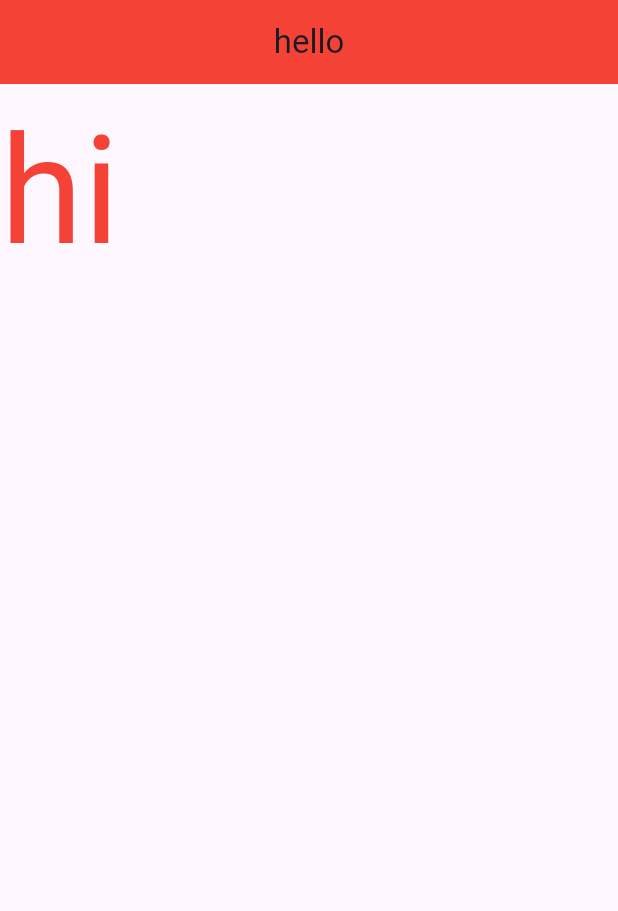
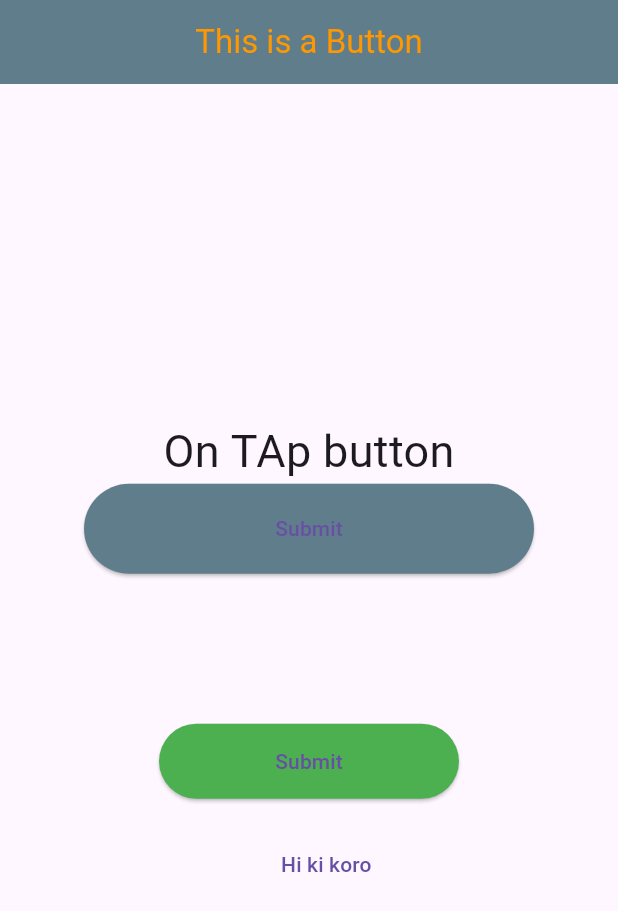
Before and after one commit to smkafilive/flutter_app, a Flutter app: the screen it shows after launch, on a phone screen of 412 x 824 dp. Shown: the top 911 px of the screen. Run offline on Flutter 3.47's test engine with Material 3 defaults, Android fonts, the phone set to English and light mode, and no system bars.

Commit message:
update all focous

```diff
--- a/lib/app.dart
+++ b/lib/app.dart
@@ -13,7 +13,7 @@ class MyApp extends StatelessWidget {
     return MaterialApp( //Meatarial app for app degihn
 
       title: "This is my first app ",
-      home: abc(),
+      home: kafi(),
 
 
 
--- a/lib/btn.dart
+++ b/lib/btn.dart
@@ -7,9 +7,12 @@ class btn extends StatelessWidget {
   @override
   Widget build(BuildContext context) {
     return Scaffold(
+      backgroundColor: Colors.blueGrey[100],
+
       appBar: AppBar(
 
-        backgroundColor: Colors.orange[200],
+
+        backgroundColor: Colors.orange[500],
         title: Text("Button",
           style: TextStyle(
             fontSize: 30,
@@ -45,7 +48,7 @@ class btn extends StatelessWidget {
               ),
             ),
             SizedBox(
-              height: 10,
+              height: 50,
             ),
 
             GestureDetector(
@@ -82,11 +85,16 @@ class btn extends StatelessWidget {
 
 
 
+
+
           ],
 
         ),
 
-      ),
+
+
+
+            ),
 
 
 
--- a/lib/new.dart
+++ b/lib/new.dart
@@ -1,29 +1,104 @@
+import 'package:flutter/material.dart';
 
-
-import 'package:flutter/material.dart';
-class abc extends StatelessWidget {
-  const abc({super.key});
+class kafi extends StatelessWidget {
+  const kafi({super.key});
 
   @override
   Widget build(BuildContext context) {
     return Scaffold(
+      appBar: AppBar(
 
-    appBar: AppBar(
-      title: Text("hello"),
-      backgroundColor: Colors.red,
+backgroundColor: Colors.blueGrey,
         centerTitle: true,
+
+        title: Text("This is a Button", style: TextStyle(
+
+          color: Colors.orange[500]
+        ),),
       ),
-body: SingleChildScrollView(
+      body: Center(
+
         child: Column(
-    mainAxisAlignment: MainAxisAlignment.center,
 
 
+          mainAxisAlignment: MainAxisAlignment.center
+
+          ,
           children: [
-      Text("hi",
+
+            GestureDetector(
+
+             onLongPress:  (){
+
+                print("Tapped");
+              },
+              child: Text("On TAp button",
               style: TextStyle(
-            color: Colors.red,
-            fontSize: 100),
+                fontSize: 30,
+              )),
+            ),
 
+
+
+
+            SizedBox(
+              height: 60,
+              width: 300,
+
+
+
+              child: ElevatedButton(
+                  style:ElevatedButton.styleFrom(
+
+                    shape: RoundedRectangleBorder(
+                        borderRadius: BorderRadius.circular(50)
+
+                    ),
+                    backgroundColor: Colors.blueGrey,
+
+                  ),
+
+
+
+                  onPressed: (){}, child: Text("Submit")),
+            ),
+
+            SizedBox(
+
+              height: 100,
+
+              //width: 4000,
+            ),
+
+            SizedBox(
+
+
+              height: 50,
+              width: 200,
+
+
+              child: ElevatedButton(
+                  style:ElevatedButton.styleFrom(
+
+                    shape: RoundedRectangleBorder(
+                      borderRadius: BorderRadius.circular(50)
+
+                    ),
+                    backgroundColor: Colors.green,
+                  ),
+
+
+
+                  onPressed: (){}, child: Text("Submit")),
+
+
+            ),
+
+         Padding(
+           padding: EdgeInsets.only(left: 23,top: 20),
+           child: TextButton(onPressed: (){
+             print("kisu na");
+           }, child: Text("Hi ki koro")),
          ),
 
 
@@ -31,6 +106,9 @@ body: SingleChildScrollView(
 
 
           ],
+
+
+
         ),
       ),
 
@@ -38,9 +116,8 @@ body: SingleChildScrollView(
 
 
 
-    );
 
 
-
+    );
   }
 }
```
Also changed, not shown: 1 other file. Lines whose indentation alone changed are shown as unchanged.
